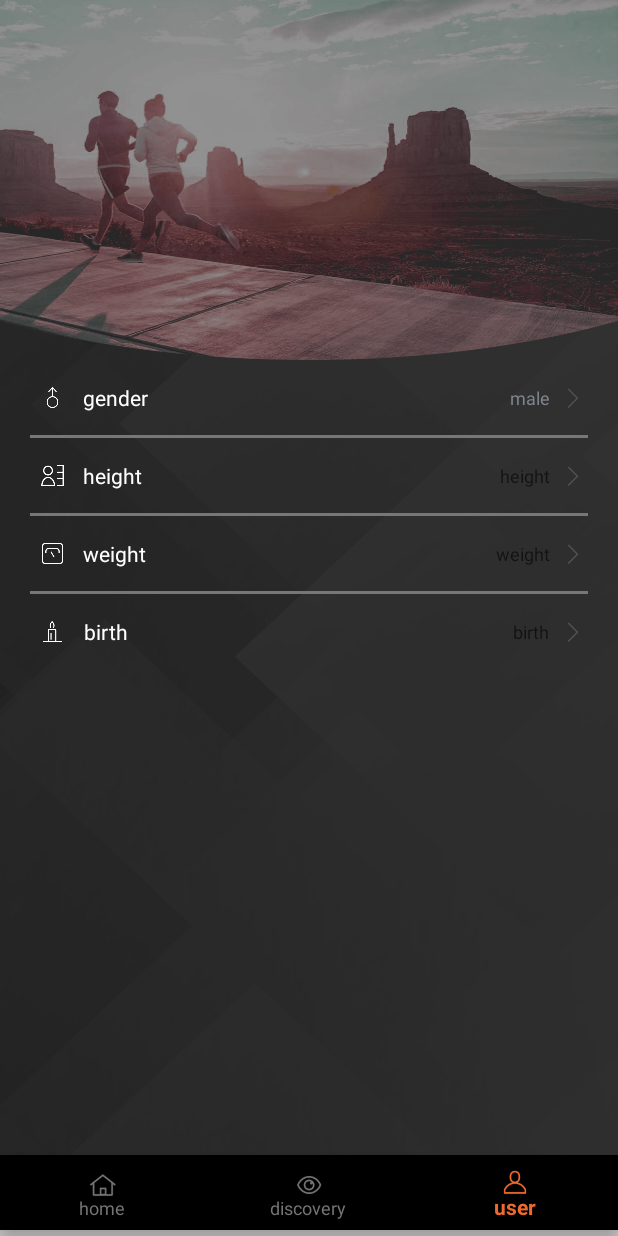
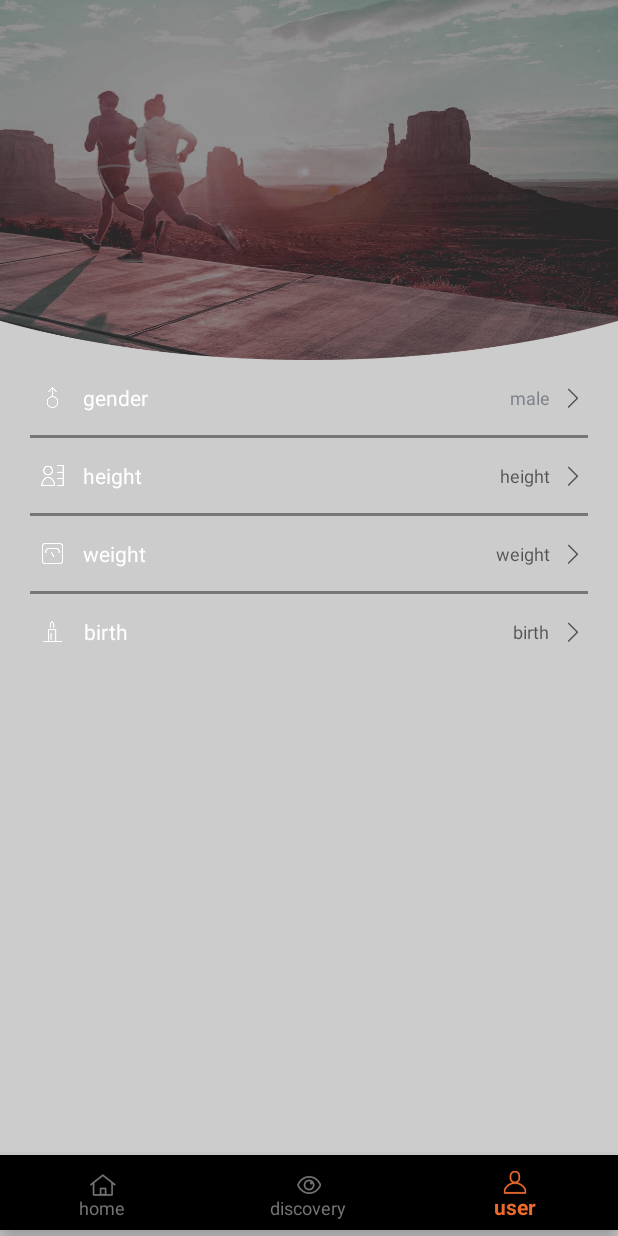
Before and after one commit to jinelei/jyhome, an Android app: the screen it shows after launch (MainActivity), item 3 of the bottom bar chosen, on a phone screen of 412 x 824 dp. Run offline under Robolectric (Android 15) with nearby library versions, the phone set to English and light mode, and no system bars; libraries missing offline, so code that uses them is left out: com.facebook.stetho, com.github.ybq.android, com.wx.wheelview; plain views replace SpinKitView; 31 statements that could not run were skipped.

Commit message:
save loading

```diff
--- a/app/src/main/java/cn/jinelei/jyhome/page/base/layout/NestedScrollingLayout.java
+++ b/app/src/main/java/cn/jinelei/jyhome/page/base/layout/NestedScrollingLayout.java
@@ -11,13 +11,13 @@ import android.widget.ImageView;
 import android.widget.LinearLayout;
 
 import androidx.annotation.NonNull;
-import androidx.core.view.NestedScrollingParent3;
+import androidx.core.view.NestedScrollingParent2;
 import androidx.core.view.ViewCompat;
 import androidx.viewpager.widget.ViewPager;
 
 import cn.jinelei.jyhome.R;
 
-public class NestedScrollingLayout extends LinearLayout implements NestedScrollingParent3 {
+public class NestedScrollingLayout extends LinearLayout implements NestedScrollingParent2 {
     private static final String TAG = "NestedScrollingLayout";
     private int mLastY;
     private boolean isHeadHide;
@@ -44,9 +44,11 @@ public class NestedScrollingLayout extends LinearLayout implements NestedScrolli
         int y = (int) event.getY();
         switch (action) {
             case MotionEvent.ACTION_DOWN:
+                Log.d(TAG, "onInterceptTouchEvent: ACTION_DOWN");
                 mLastY = y;
                 break;
             case MotionEvent.ACTION_MOVE:
+                Log.d(TAG, "onInterceptTouchEvent: ACTION_MOVE");
                 int dy = mLastY - y;
                 //如果父控件拦截，根据传统事件传递机制，如果父控件确定拦截事件，那么在同一事件序列中，子控件是没有办法获取到事件的。
                 if (Math.abs(dy) > ViewConfiguration.getTouchSlop()) {
@@ -65,15 +67,16 @@ public class NestedScrollingLayout extends LinearLayout implements NestedScrolli
 
     @Override
     public boolean onTouchEvent(MotionEvent event) {
-
         int action = event.getAction() & MotionEvent.ACTION_MASK;
         int y = (int) event.getY();
 
         switch (action) {
             case MotionEvent.ACTION_DOWN:
+                Log.d(TAG, "onTouchEvent: ACTION_DOWN");
                 mLastY = y;
                 break;
             case MotionEvent.ACTION_MOVE:
+                Log.d(TAG, "onTouchEvent: ACTION_MOVE");
                 int dy = mLastY - y;
                 if (Math.abs(dy) > ViewConfiguration.getTouchSlop()) {
                     scrollBy(0, dy);
@@ -86,6 +89,7 @@ public class NestedScrollingLayout extends LinearLayout implements NestedScrolli
 
     @Override
     public void scrollTo(int x, int y) {
+        Log.d(TAG, "scrollTo: " + x + "  " + y);
         if (y < 0) {
             y = 0;
         }
@@ -99,8 +103,10 @@ public class NestedScrollingLayout extends LinearLayout implements NestedScrolli
     @Override
     protected void onMeasure(int widthMeasureSpec, int heightMeasureSpec) {
         super.onMeasure(widthMeasureSpec, heightMeasureSpec);
+        Log.d(TAG, "onMeasure");
         //ViewPager修改后的高度= 总高度-导航栏高度
         ViewGroup.LayoutParams layoutParams = mViewPager.getLayoutParams();
+        layoutParams.height = getHeight() - mHeadView.getHeight();
         mViewPager.setLayoutParams(layoutParams);
         //当ViewPager修改高度后，重新开始测量
         super.onMeasure(widthMeasureSpec, heightMeasureSpec);
@@ -110,12 +116,14 @@ public class NestedScrollingLayout extends LinearLayout implements NestedScrolli
     @Override
     protected void onSizeChanged(int w, int h, int oldw, int oldh) {
         super.onSizeChanged(w, h, oldw, oldh);
+        Log.d(TAG, "onSizeChanged");
         mHeadTopHeight = mHeadView.getMeasuredHeight();//获取headView高度
     }
 
     @Override
     protected void onFinishInflate() {
         super.onFinishInflate();
+        Log.d(TAG, "onFinishInflate");
         mHeadView = findViewById(R.id.iv_home_header);
         mViewPager = findViewById(R.id.vp_home);
         if (!(mViewPager instanceof ViewPager)) {
@@ -124,12 +132,8 @@ public class NestedScrollingLayout extends LinearLayout implements NestedScrolli
     }
 
     @Override
-    public void onNestedScroll(@NonNull View target, int dxConsumed, int dyConsumed, int dxUnconsumed, int dyUnconsumed, int type, @NonNull int[] consumed) {
-
-    }
-
-    @Override
     public boolean onStartNestedScroll(@NonNull View child, @NonNull View target, int axes, int type) {
+        Log.d(TAG, "onStartNestedScroll");
         if (axes == ViewCompat.SCROLL_AXIS_VERTICAL)
             return true;
         return false;
@@ -137,21 +141,22 @@ public class NestedScrollingLayout extends LinearLayout implements NestedScrolli
 
     @Override
     public void onNestedScrollAccepted(@NonNull View child, @NonNull View target, int axes, int type) {
-
+        Log.d(TAG, "onNestedScrollAccepted");
     }
 
     @Override
     public void onStopNestedScroll(@NonNull View target, int type) {
-
+        Log.d(TAG, "onStopNestedScroll");
     }
 
     @Override
     public void onNestedScroll(@NonNull View target, int dxConsumed, int dyConsumed, int dxUnconsumed, int dyUnconsumed, int type) {
-
+        Log.d(TAG, "onNestedScroll");
     }
 
     @Override
     public void onNestedPreScroll(@NonNull View target, int dx, int dy, @NonNull int[] consumed, int type) {
+        Log.d(TAG, "onNestedPreScroll");
         if ((dy > 0 && getScrollY() < mHeadView.getHeight()) ||
                 (dy < 0 && getScrollY() > 0)) {
             consumed[1] = dy;
--- a/app/src/main/java/cn/jinelei/jyhome/page/main/MainActivity.java
+++ b/app/src/main/java/cn/jinelei/jyhome/page/main/MainActivity.java
@@ -1,11 +1,16 @@
 package cn.jinelei.jyhome.page.main;
 
+import android.annotation.SuppressLint;
 import android.os.Bundle;
+import android.os.Handler;
+import android.os.Message;
 import android.util.Log;
 
 import androidx.annotation.IdRes;
+import androidx.annotation.NonNull;
 import androidx.fragment.app.Fragment;
 import androidx.fragment.app.FragmentManager;
+import androidx.swiperefreshlayout.widget.SwipeRefreshLayout;
 
 import com.google.android.material.bottomnavigation.BottomNavigationView;
 
@@ -17,10 +22,12 @@ import cn.jinelei.jyhome.page.main.discovery.DiscoveryFragment;
 import cn.jinelei.jyhome.page.main.home.HomeFragment;
 import cn.jinelei.jyhome.page.main.user.UserFragment;
 
-public class MainActivity extends BaseActivity {
+public class MainActivity extends BaseActivity implements SwipeRefreshLayout.OnRefreshListener {
     private static final String TAG = "MainActivity";
+    private static final int REFRESH_COMPLETE = 1001;
     private Fragment currentFragment = HomeFragment.Singleton.INSTANCE.getInstance();
     private BottomNavigationView mBottomNavigationView;
+    private SwipeRefreshLayout mSwipeRefreshLayout;
 
     private BottomNavigationView.OnNavigationItemSelectedListener navigationItemSelectedListener = menuItem -> {
         Log.d(TAG, "OnNavigationItemSelected: " + menuItem.getItemId());
@@ -38,6 +45,17 @@ public class MainActivity extends BaseActivity {
                 Log.e(TAG, "invalid switch fragment: " + menuItem.getItemId());
         }
         return true;
+    };
+    @SuppressLint("HandlerLeak")
+    private Handler mHandler = new Handler() {
+        @Override
+        public void handleMessage(@NonNull Message msg) {
+            switch (msg.what) {
+                case REFRESH_COMPLETE:
+                    mSwipeRefreshLayout.setRefreshing(false);
+                    break;
+            }
+        }
     };
 
     @Override
@@ -59,6 +77,10 @@ public class MainActivity extends BaseActivity {
         Log.d(TAG, "initView");
         setContentView(R.layout.activity_main);
         mBottomNavigationView = findViewById(R.id.bnv_main);
+        mSwipeRefreshLayout = findViewById(R.id.swl_main);
+        mSwipeRefreshLayout.setOnRefreshListener(this);
+        mSwipeRefreshLayout.setColorScheme(android.R.color.holo_blue_bright, android.R.color.holo_green_light,
+                android.R.color.holo_orange_light, android.R.color.holo_red_light);
     }
 
     @Override
@@ -66,6 +88,7 @@ public class MainActivity extends BaseActivity {
         Log.d(TAG, "initEvent");
         mBottomNavigationView.setOnNavigationItemSelectedListener(navigationItemSelectedListener);
         getSupportFragmentManager().beginTransaction().add(R.id.frame_main, currentFragment).commit();
+        checkAndSetRefreshEnabled();
     }
 
     public Fragment getCurrentFragment() {
@@ -83,7 +106,27 @@ public class MainActivity extends BaseActivity {
                 supportFragmentManager.beginTransaction().hide(currentFragment).add(containerId, targetFragment).commit();
             }
             currentFragment = targetFragment;
+            checkAndSetRefreshEnabled();
         }
     }
 
+    @Override
+    public void onRefresh() {
+        mHandler.sendEmptyMessageDelayed(REFRESH_COMPLETE, 2000);
+    }
+
+    public void setEnablePullRefresh(boolean enable) {
+        if (mSwipeRefreshLayout != null)
+            mSwipeRefreshLayout.setEnabled(enable);
+    }
+
+    private void checkAndSetRefreshEnabled() {
+        if (mSwipeRefreshLayout != null)
+            mSwipeRefreshLayout.setRefreshing(false);
+        if (currentFragment instanceof HomeFragment) {
+            setEnablePullRefresh(false);
+        } else {
+            setEnablePullRefresh(true);
+        }
+    }
 }
--- a/app/src/main/java/cn/jinelei/jyhome/page/main/home/HomeFragment.java
+++ b/app/src/main/java/cn/jinelei/jyhome/page/main/home/HomeFragment.java
@@ -5,8 +5,6 @@ import android.util.Log;
 import android.view.LayoutInflater;
 import android.view.View;
 import android.view.ViewGroup;
-import android.widget.ImageView;
-import android.widget.TextView;
 
 import androidx.annotation.NonNull;
 import androidx.annotation.Nullable;
@@ -15,16 +13,18 @@ import androidx.fragment.app.FragmentStatePagerAdapter;
 import androidx.viewpager.widget.ViewPager;
 
 import java.util.ArrayList;
+import java.util.Optional;
 
 import cn.jinelei.jyhome.R;
 import cn.jinelei.jyhome.base.JySingleton;
 import cn.jinelei.jyhome.page.base.BaseFragment;
+import cn.jinelei.jyhome.page.main.MainActivity;
 import cn.jinelei.jyhome.page.main.home.test.TestFragment;
 
 public class HomeFragment extends BaseFragment {
     private static final String TAG = "HomeFragment";
     private ViewPager viewPager;
-//    private TextView tvTitle;
+    //    private TextView tvTitle;
 //    private ImageView ivNavLeft;
 //    private ImageView ivNavRight;
     private final ArrayList<Fragment> allFragments = new ArrayList<>();
--- a/app/src/main/res/layout/activity_main.xml
+++ b/app/src/main/res/layout/activity_main.xml
@@ -9,12 +9,19 @@
     android:orientation="vertical"
     tools:context=".page.main.MainActivity">
 
-    <!--主要显示区域-->
-    <FrameLayout
-        android:id="@+id/frame_main"
+    <androidx.swiperefreshlayout.widget.SwipeRefreshLayout
+        android:id="@+id/swl_main"
         android:layout_width="match_parent"
         android:layout_height="0dp"
-        android:layout_weight="1" />
+        android:layout_weight="1">
+
+        <!--主要显示区域-->
+        <FrameLayout
+            android:id="@+id/frame_main"
+            android:layout_width="match_parent"
+            android:layout_height="0dp"
+            android:layout_weight="1" />
+    </androidx.swiperefreshlayout.widget.SwipeRefreshLayout>
 
     <!--导航栏-->
     <com.google.android.material.bottomnavigation.BottomNavigationView
@@ -23,10 +30,10 @@
         android:layout_width="match_parent"
         android:layout_height="@dimen/tab_height"
         android:layout_alignParentBottom="true"
+        android:layout_gravity="bottom"
+        android:layout_marginBottom="4dp"
         app:itemIconTint="@drawable/bottom_navigation_selector"
         app:itemTextColor="@drawable/bottom_navigation_selector"
-        android:layout_gravity="bottom"
-        android:layout_marginBottom="4dp"
         app:menu="@menu/navigation" />
 
 </LinearLayout>
--- a/app/src/main/res/layout/fragment_home.xml
+++ b/app/src/main/res/layout/fragment_home.xml
@@ -15,10 +15,6 @@
         android:scaleType="centerCrop"
         android:src="@drawable/home_header" />
 
-    <!--<include-->
-    <!--android:id="@+id/nav_bar"-->
-    <!--layout="@layout/include_navigation_bar" />-->
-
     <androidx.core.widget.NestedScrollView
         android:layout_width="match_parent"
         android:layout_height="0dp"
@@ -32,6 +28,7 @@
             app:layout_constraintLeft_toLeftOf="parent"
             app:layout_constraintRight_toRightOf="parent"
             app:layout_constraintTop_toTopOf="parent" />
+
     </androidx.core.widget.NestedScrollView>
 
 
--- a/app/src/main/res/layout/fragment_user.xml
+++ b/app/src/main/res/layout/fragment_user.xml
@@ -3,7 +3,7 @@
     xmlns:app="http://schemas.android.com/apk/res-auto"
     android:layout_width="match_parent"
     android:layout_height="match_parent"
-    android:background="@drawable/mine_body_bg"
+    android:background="@color/color_mine_bg"
     android:gravity="center"
     android:orientation="vertical">
 
--- a/app/src/main/res/values/colors.xml
+++ b/app/src/main/res/values/colors.xml
@@ -15,4 +15,7 @@
     <!--popup window-->
     <color name="color_popup_window_button_text_color">#FE2F58</color>
     <color name="color_popup_window_separate_color">#333333</color>
+    <!--user fragment-->
+    <color name="color_mine_bg">#cccccc</color>
+    <color name="color_mine_fg">#ffffff</color>
 </resources>
```
